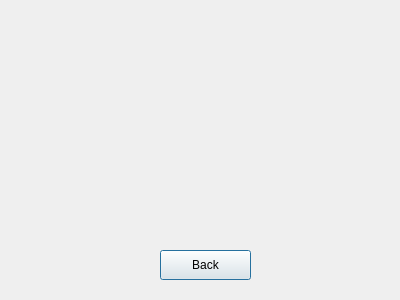
Qt form InfotainmentSystem/interiorlights.ui (cstoner/code2college-embedded-systems-2025) before a commit.
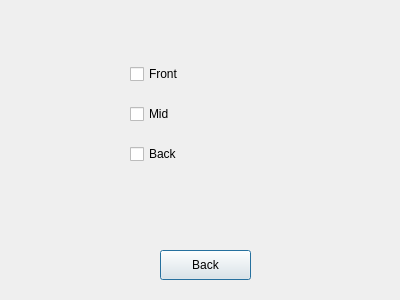
The same form after that commit.

What changed in the file:
```diff
--- a/InfotainmentSystem/interiorlights.ui
+++ b/InfotainmentSystem/interiorlights.ui
@@ -26,6 +26,45 @@
     <string>Back</string>
    </property>
   </widget>
+  <widget class="QCheckBox" name="frontCheckbox">
+   <property name="geometry">
+    <rect>
+     <x>130</x>
+     <y>60</y>
+     <width>96</width>
+     <height>28</height>
+    </rect>
+   </property>
+   <property name="text">
+    <string>Front</string>
+   </property>
+  </widget>
+  <widget class="QCheckBox" name="midCheckbox">
+   <property name="geometry">
+    <rect>
+     <x>130</x>
+     <y>100</y>
+     <width>96</width>
+     <height>28</height>
+    </rect>
+   </property>
+   <property name="text">
+    <string>Mid</string>
+   </property>
+  </widget>
+  <widget class="QCheckBox" name="backCheckbox">
+   <property name="geometry">
+    <rect>
+     <x>130</x>
+     <y>140</y>
+     <width>96</width>
+     <height>28</height>
+    </rect>
+   </property>
+   <property name="text">
+    <string>Back</string>
+   </property>
+  </widget>
  </widget>
  <resources/>
  <connections/>
```
